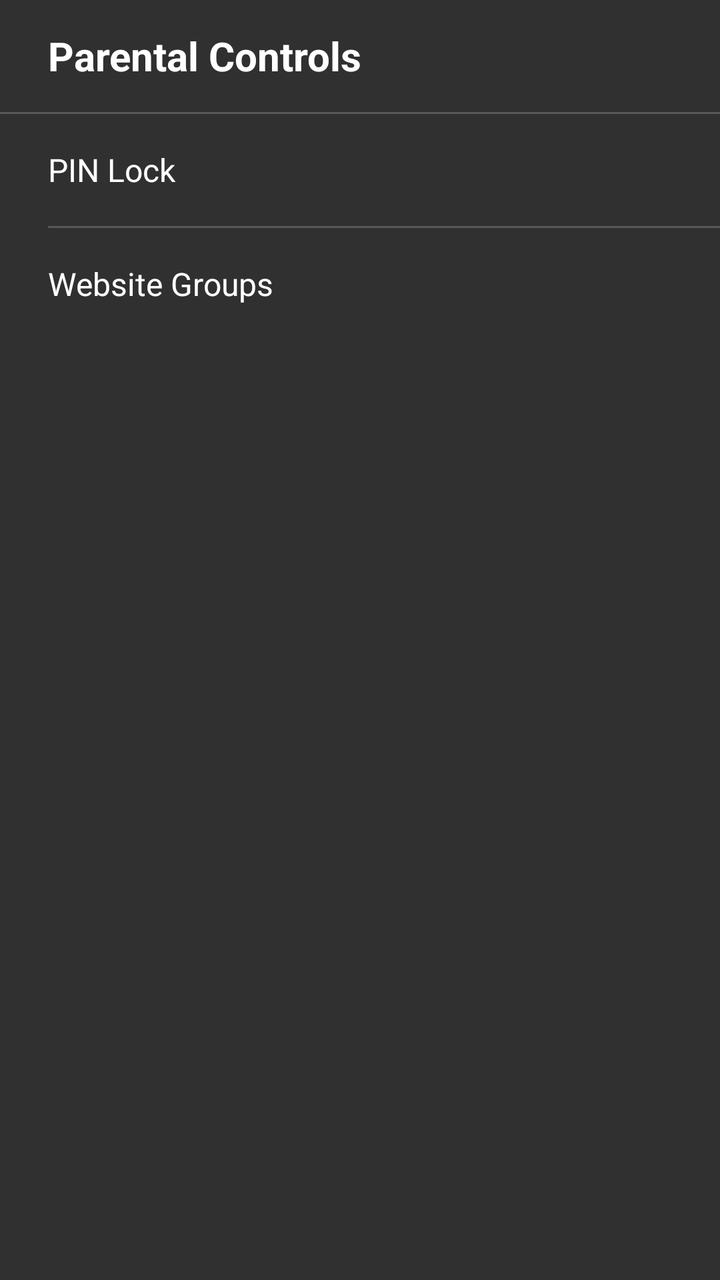
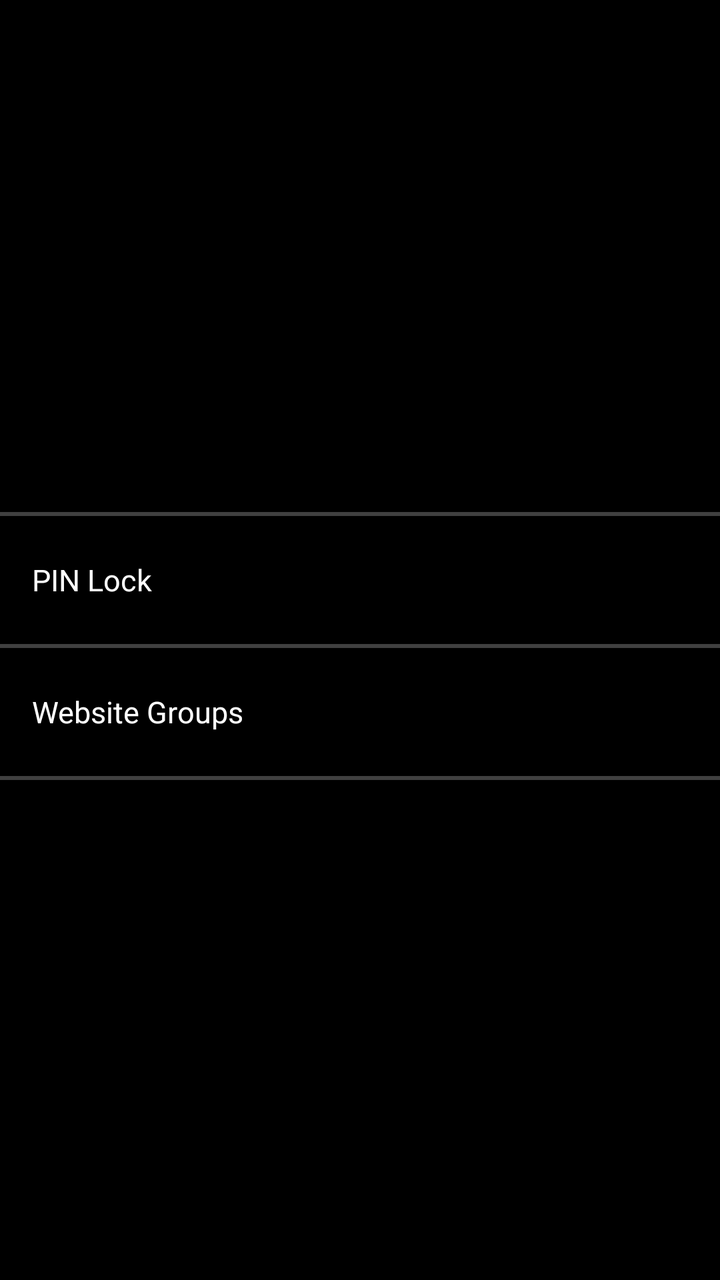

An Android layout rendered at two revisions. The XML below is the earlier revision; the diff shows what the commit changed to produce the second picture.
<!-- AndroidManifest.xml: application theme Theme.ITNSecureBrowser -->
<!-- res/layout/activity_parental.xml -->
<?xml version="1.0" encoding="utf-8"?>
<LinearLayout xmlns:android="http://schemas.android.com/apk/res/android"
    android:layout_width="match_parent"
    android:layout_height="match_parent"
    android:orientation="vertical"
    android:background="@color/bg_page">

    <TextView
        android:layout_width="match_parent"
        android:layout_height="56dp"
        android:gravity="center_vertical"
        android:paddingStart="24dp"
        android:text="@string/parental_controls"
        android:textColor="@color/text_primary"
        android:textSize="20sp"
        android:textStyle="bold"
        android:background="@color/bg_toolbar" />

    <View
        android:layout_width="match_parent"
        android:layout_height="1dp"
        android:background="@color/divider" />

    <TextView
        android:id="@+id/rowPin"
        android:layout_width="match_parent"
        android:layout_height="56dp"
        android:background="?android:attr/selectableItemBackground"
        android:gravity="center_vertical"
        android:paddingStart="24dp"
        android:paddingEnd="24dp"
        android:text="@string/pin_lock"
        android:textColor="@color/text_primary"
        android:textSize="16sp" />

    <View
        android:layout_width="match_parent"
        android:layout_height="1dp"
        android:background="@color/divider"
        android:layout_marginStart="24dp" />

    <TextView
        android:id="@+id/rowGroups"
        android:layout_width="match_parent"
        android:layout_height="56dp"
        android:background="?android:attr/selectableItemBackground"
        android:gravity="center_vertical"
        android:paddingStart="24dp"
        android:paddingEnd="24dp"
        android:text="@string/groups_title"
        android:textColor="@color/text_primary"
        android:textSize="16sp" />
</LinearLayout>
<!-- resources referenced by this layout -->
<resources>
  <color name="divider">#80808080</color>
  <color name="text_primary">@android:color/white</color>
  <string name="groups_title">Website Groups</string>
  <string name="parental_controls">Parental Controls</string>
  <string name="pin_lock">PIN Lock</string>
  <style name="Theme.ITNSecureBrowser" parent="android:Theme.Material.NoActionBar">
          <item name="android:windowNoTitle">true</item>
          <item name="android:windowFullscreen">false</item>
          <item name="android:statusBarColor">@android:color/transparent</item>
          <item name="android:navigationBarColor">@android:color/transparent</item>
      </style>
</resources>

<!-- the commit's change to res/layout/activity_parental.xml (unified diff, before → after) -->
@@ -3,51 +3,63 @@
     android:layout_width="match_parent"
     android:layout_height="match_parent"
     android:orientation="vertical"
-    android:background="@color/bg_page">
+    android:background="@color/bg">
 
-    <TextView
-        android:layout_width="match_parent"
-        android:layout_height="56dp"
-        android:gravity="center_vertical"
-        android:paddingStart="24dp"
-        android:text="@string/parental_controls"
-        android:textColor="@color/text_primary"
-        android:textSize="20sp"
-        android:textStyle="bold"
-        android:background="@color/bg_toolbar" />
+    <include layout="@layout/item_page_title" />
 
     <View
         android:layout_width="match_parent"
-        android:layout_height="1dp"
-        android:background="@color/divider" />
+        android:layout_height="@dimen/divider"
+        android:background="@drawable/divider_horizontal" />
 
     <TextView
         android:id="@+id/rowPin"
         android:layout_width="match_parent"
-        android:layout_height="56dp"
+        android:layout_height="@dimen/row_height"
         android:background="?android:attr/selectableItemBackground"
         android:gravity="center_vertical"
-        android:paddingStart="24dp"
-        android:paddingEnd="24dp"
+        android:paddingHorizontal="@dimen/padding"
         android:text="@string/pin_lock"
         android:textColor="@color/text_primary"
-        android:textSize="16sp" />
+        android:textSize="15sp" />
 
     <View
         android:layout_width="match_parent"
-        android:layout_height="1dp"
-        android:background="@color/divider"
-        android:layout_marginStart="24dp" />
+        android:layout_height="@dimen/divider"
+        android:background="@drawable/divider_horizontal" />
 
     <TextView
         android:id="@+id/rowGroups"
         android:layout_width="match_parent"
-        android:layout_height="56dp"
+        android:layout_height="@dimen/row_height"
         android:background="?android:attr/selectableItemBackground"
         android:gravity="center_vertical"
-        android:paddingStart="24dp"
-        android:paddingEnd="24dp"
+        android:paddingHorizontal="@dimen/padding"
         android:text="@string/groups_title"
         android:textColor="@color/text_primary"
-        android:textSize="16sp" />
+        android:textSize="15sp" />
+
+    <View
+        android:layout_width="match_parent"
+        android:layout_height="@dimen/divider"
+        android:background="@drawable/divider_horizontal" />
 </LinearLayout>
+<!-- res/layout/item_page_title.xml (included above) -->
+<?xml version="1.0" encoding="utf-8"?>
+<FrameLayout xmlns:android="http://schemas.android.com/apk/res/android"
+    android:id="@+id/pageTitleContainer"
+    android:layout_width="match_parent"
+    android:layout_height="@dimen/page_title_height"
+    android:background="@color/bg">
+
+    <TextView
+        android:id="@+id/pageTitle"
+        android:layout_width="match_parent"
+        android:layout_height="wrap_content"
+        android:layout_gravity="center"
+        android:gravity="center"
+        android:paddingHorizontal="@dimen/padding"
+        android:textColor="@color/text_primary"
+        android:textSize="24sp"
+        android:textStyle="bold" />
+</FrameLayout>
<!-- resource entries referenced after the edit -->
@@ -1,9 +1,20 @@
 <!-- resources referenced by this layout -->
 <resources>
+  <color name="bg">@android:color/black</color>
   <color name="divider">#80808080</color>
   <color name="text_primary">@android:color/white</color>
+  <dimen name="divider">2dp</dimen>
+  <dimen name="padding">16dp</dimen>
+  <dimen name="page_title_height">256dp</dimen>
+  <dimen name="row_height">64dp</dimen>
+  <!-- drawable divider_horizontal (drawable) -->
+  <?xml version="1.0" encoding="utf-8"?>
+  <shape xmlns:android="http://schemas.android.com/apk/res/android"
+      android:shape="rectangle">
+      <solid android:color="@color/divider" />
+      <size android:height="@dimen/divider" />
+  </shape>
   <string name="groups_title">Website Groups</string>
-  <string name="parental_controls">Parental Controls</string>
   <string name="pin_lock">PIN Lock</string>
   <style name="Theme.ITNSecureBrowser" parent="android:Theme.Material.NoActionBar">
           <item name="android:windowNoTitle">true</item>
